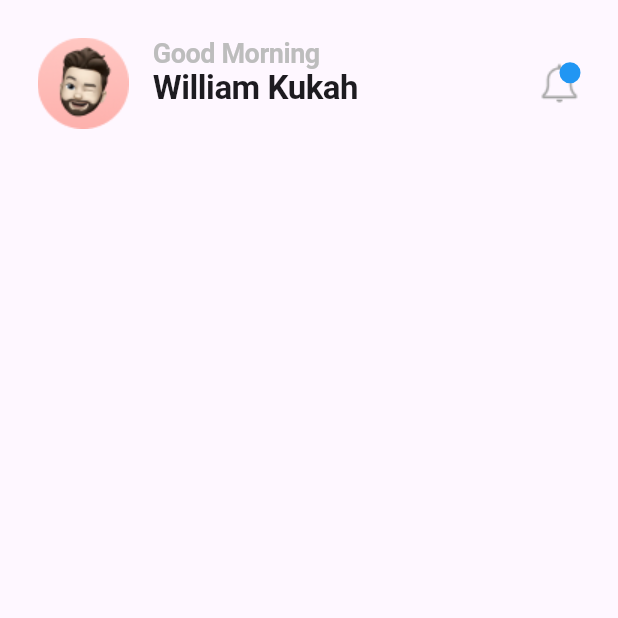
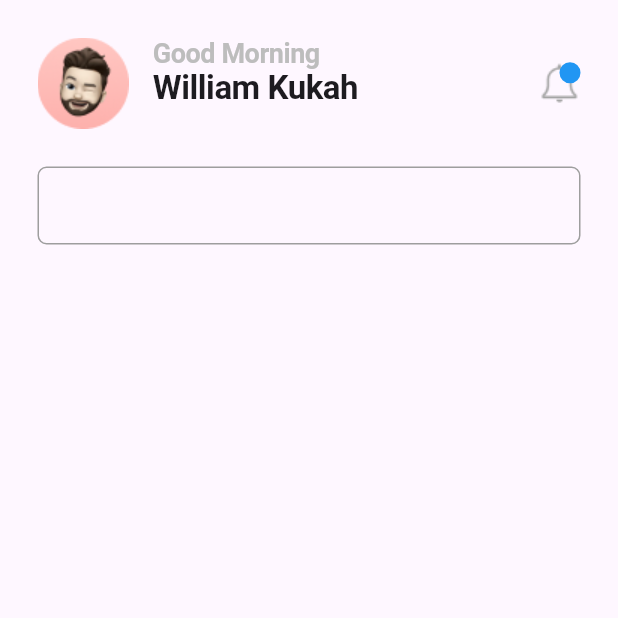
Before and after one commit to kofiwk/medicalbookingapp, a Flutter app: the SearchPage screen opened directly, on a phone screen of 412 x 824 dp, the top half of it. Run offline on Flutter 3.47's test engine with Material 3 defaults, Android fonts, the phone set to English and light mode, and no system bars.

Commit message:
Update search_page.dart

```diff
--- a/lib/pages/search_page.dart
+++ b/lib/pages/search_page.dart
@@ -52,8 +52,9 @@ class _SearchPageState extends State<SearchPage> {
                   Row(
                     crossAxisAlignment: CrossAxisAlignment.start,
                     children: [
-                      Image.asset('assets/images/Ellipse 3.png',
-                          width: 61, height: 61),
+                      Image.asset(
+                        'assets/images/Ellipse 3.png',
+                        width: 61, height: 61),
                       const SizedBox(width: 16),
                       Column(
                         crossAxisAlignment: CrossAxisAlignment.start,
@@ -112,6 +113,21 @@ class _SearchPageState extends State<SearchPage> {
                   ),
                 ],
               ),
+              const SizedBox(height: 25),
+              Container(
+                padding: const EdgeInsets.symmetric(horizontal: 14, vertical: 10),
+                width: 384,
+                height: 52,
+                decoration: ShapeDecoration(
+                  shape: RoundedRectangleBorder(
+                    side: const BorderSide(
+                      width: 1,
+                      color: Colors.grey,
+                    ),
+                    borderRadius: BorderRadius.circular(6),
+                  ),
+                ),
+              ),
             ],
           ),
         ),
```
